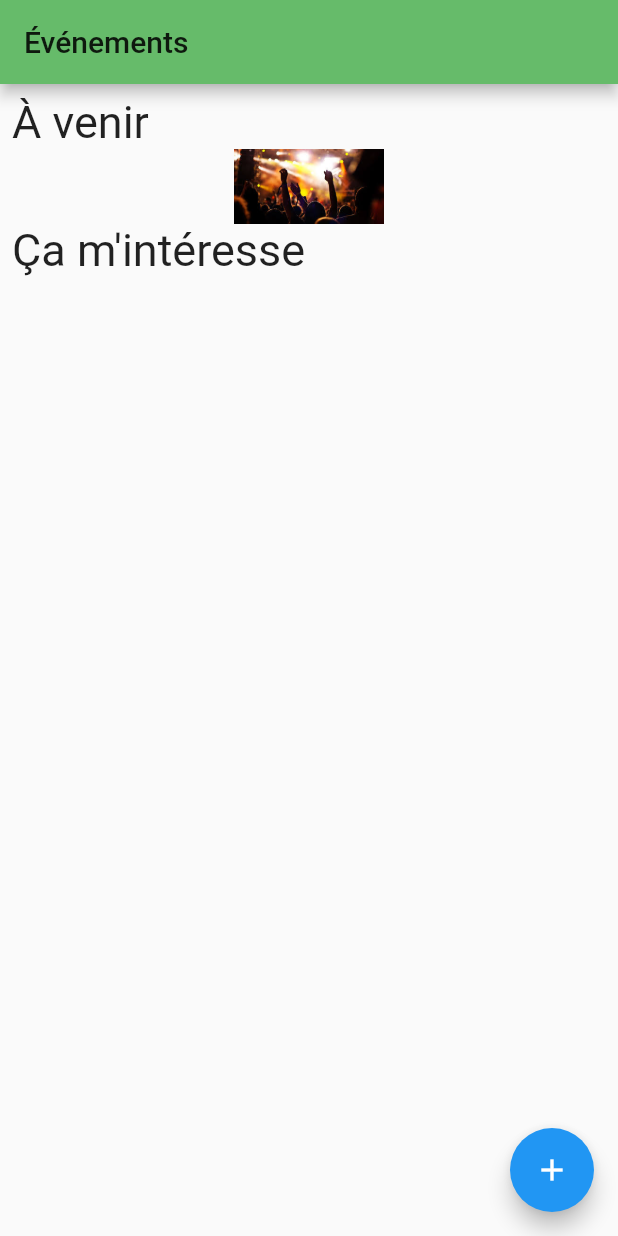
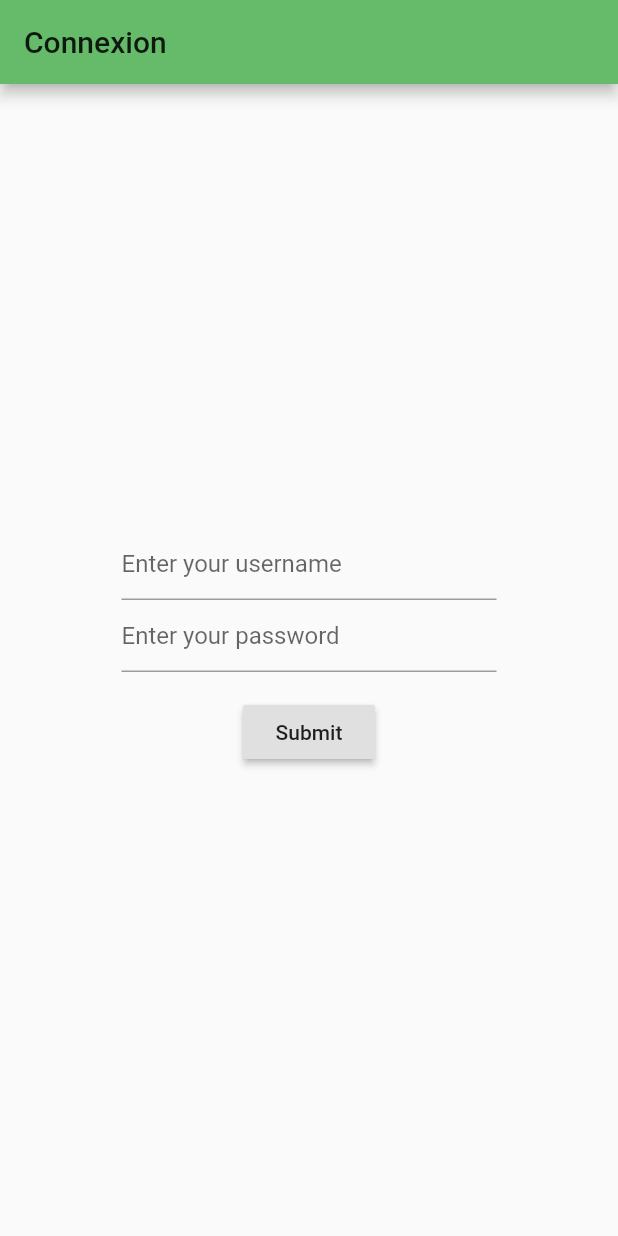
Before and after one commit to LeaferInc/mobile, a Flutter app: the screen it shows after launch, on a phone screen of 412 x 824 dp. Run offline on Flutter 3.47's test engine with Material 2 defaults, Android fonts, the phone set to English and light mode, and no system bars; our stand-ins replace datetime_picker_formfield, flutter_secure_storage, random_string; missing offline and left inert: flutter_picker.

Commit message:
login + collection from backend

```diff
--- /dev/null
+++ b/lib/auth.dart
@@ -0,0 +1,43 @@
+import 'dart:developer';
+
+import 'package:leafer/data/rest_ds.dart';
+
+enum AuthState { LOGGED_IN, LOGGED_OUT }
+
+abstract class AuthStateListener {
+  void onAuthStateChanged(AuthState state);
+}
+
+class AuthStateProvider {
+  static final AuthStateProvider _instance = new AuthStateProvider.internal();
+
+  List<AuthStateListener> _subscribers;
+
+  factory AuthStateProvider() => _instance;
+  AuthStateProvider.internal() {
+    _subscribers = new List<AuthStateListener>();
+    initState();
+  }
+
+  void initState() async {
+    var isLoggedIn = await RestDatasource.storage.read(key: "jwt");
+    if (isLoggedIn != null)
+      notify(AuthState.LOGGED_IN);
+    else
+      notify(AuthState.LOGGED_OUT);
+  }
+
+  void subscribe(AuthStateListener listener) {
+    _subscribers.add(listener);
+  }
+
+  void dispose(AuthStateListener listener) {
+    for (var l in _subscribers) {
+      if (l == listener) _subscribers.remove(l);
+    }
+  }
+
+  void notify(AuthState state) {
+    _subscribers.forEach((AuthStateListener s) => s.onAuthStateChanged(state));
+  }
+}
--- /dev/null
+++ b/lib/data/rest_ds.dart
@@ -0,0 +1,36 @@
+import 'dart:convert';
+import 'dart:developer';
+import 'dart:io';
+
+import 'package:flutter_secure_storage/flutter_secure_storage.dart';
+import 'package:leafer/models/plant.dart';
+import 'package:leafer/models/user.dart';
+// import 'package:leafer/utils/network_util.dart';
+import 'package:http/http.dart';
+import 'package:leafer/utils/network_util.dart';
+
+class RestDatasource {
+  NetworkUtil _netUtil = new NetworkUtil();
+  HttpClient _client = new HttpClient();
+  static final HOST = "http://10.0.2.2:3000";
+  static final LOGIN_ROUTE = "/auth/login";
+  static final COLLECTION_ROUTE = "/plant/search";
+  static final LOGIN_URL = HOST + LOGIN_ROUTE;
+  static final FlutterSecureStorage storage = new FlutterSecureStorage();
+
+  Future<User> login(String username, String password) {
+    return _netUtil
+        .post(LOGIN_URL,
+            headers: <String, String>{
+              'Content-Type': 'application/json; charset=UTF-8'
+            },
+            body: jsonEncode(
+                <String, String>{"username": username, "password": password}))
+        .then((dynamic res) {
+      storage.write(key: 'jwt', value: res["token"]);
+      return new User.map(res["user"]);
+    }).catchError((dynamic res) {
+      throw new Exception(res["error_msg"]);
+    });
+  }
+}
--- a/lib/main.dart
+++ b/lib/main.dart
@@ -1,8 +1,10 @@
 import 'package:flutter/material.dart';
 import 'package:flutter_localizations/flutter_localizations.dart';
-import 'package:leafer/pages/events.dart';
-import 'package:leafer/pages/event-form.dart';
-import './widgets/collection.dart';
+import 'package:leafer/data/rest_ds.dart';
+import 'package:leafer/screens/event_form.dart';
+import 'package:leafer/screens/events.dart';
+import 'package:leafer/screens/collection.dart';
+import 'package:leafer/screens/login_screen.dart';
 
 void main() => runApp(LeaferApp());
 
@@ -10,12 +12,12 @@ class LeaferApp extends StatelessWidget {
   @override
   Widget build(BuildContext context) {
     return MaterialApp(
-      theme: ThemeData(primaryColor: Colors.green[400]),
-      initialRoute: '/events',
+        initialRoute: '/login',
         routes: {
           '/collection': (context) => Collection(),
           '/events': (context) => Events(),
           '/events/create': (context) => EventForm(),
+          '/login': (context) => LoginScreen(),
         },
         localizationsDelegates: [
           GlobalMaterialLocalizations.delegate,
@@ -24,6 +26,6 @@ class LeaferApp extends StatelessWidget {
         supportedLocales: [
           const Locale('fr'),
         ],
-    );
+        theme: ThemeData(primaryColor: Colors.green[400]));
   }
 }
--- /dev/null
+++ b/lib/models/user.dart
@@ -0,0 +1,66 @@
+import 'dart:convert';
+
+class User {
+  int id;
+  String email;
+  String userName;
+  String firstName;
+  String lastName;
+  DateTime birthDate;
+  String biography;
+  int pictureId;
+
+  User({
+    this.id,
+    this.email,
+    this.userName,
+    this.firstName,
+    this.lastName,
+    this.birthDate,
+    this.biography,
+    this.pictureId,
+  });
+
+  User.map(dynamic obj) {
+    this.id = obj["id"];
+    this.email = obj["email"];
+    this.userName = obj["username"];
+    this.firstName = obj["firstname"];
+    this.lastName = obj["lastname"];
+    this.birthDate = obj["birthdate"];
+    this.biography = obj["biography"];
+    this.pictureId = obj["pictureId"];
+  }
+
+  Map<String, dynamic> toMap() {
+    return {
+      'id': id,
+      'email': email,
+      'userName': userName,
+      'firstName': firstName,
+      'lastName': lastName,
+      'birthDate': birthDate?.millisecondsSinceEpoch,
+      'biography': biography,
+      'pictureId': pictureId,
+    };
+  }
+
+  static User fromMap(Map<String, dynamic> map) {
+    if (map == null) return null;
+
+    return User(
+      id: map['id'],
+      email: map['email'],
+      userName: map['userName'],
+      firstName: map['firstName'],
+      lastName: map['lastName'],
+      birthDate: DateTime.fromMillisecondsSinceEpoch(map['birthDate']),
+      biography: map['biography'],
+      pictureId: map['pictureId'],
+    );
+  }
+
+  String toJson() => json.encode(toMap());
+
+  static User fromJson(String source) => fromMap(json.decode(source));
+}
--- a/lib/pages/event-form.dart
+++ b/lib/screens/event_form.dart
@@ -5,8 +5,8 @@ import 'package:datetime_picker_formfield/datetime_picker_formfield.dart';
 import 'package:flutter_picker/flutter_picker.dart';
 import 'package:leafer/models/event.dart';
 import 'package:leafer/models/location.dart';
-import 'package:leafer/services/event-service.dart';
-import 'package:leafer/services/utils.dart';
+import 'package:leafer/services/event_service.dart';
+import 'package:leafer/utils/utils.dart';
 
 class EventForm extends StatefulWidget {
   @override
--- a/lib/pages/events.dart
+++ b/lib/screens/events.dart
@@ -1,7 +1,7 @@
 import 'package:flutter/material.dart';
 import 'package:leafer/models/event.dart';
-import 'package:leafer/pages/event-form.dart';
-import 'package:leafer/services/event-service.dart';
+import 'package:leafer/screens/event_form.dart';
+import 'package:leafer/services/event_service.dart';
 
 class Events extends StatefulWidget {
   @override
--- /dev/null
+++ b/lib/screens/login_screen.dart
@@ -0,0 +1,128 @@
+import 'package:flutter/material.dart';
+import 'package:leafer/auth.dart';
+import 'package:leafer/models/user.dart';
+import 'package:leafer/screens/login_screen_presenter.dart';
+
+class LoginScreen extends StatefulWidget {
+  @override
+  State<StatefulWidget> createState() {
+    return new LoginScreenState();
+  }
+}
+
+class LoginScreenState extends State<LoginScreen>
+    implements LoginScreenContract, AuthStateListener {
+  BuildContext _ctx;
+
+  final _formKey = GlobalKey<FormState>();
+  final scaffoldKey = new GlobalKey<ScaffoldState>();
+  LoginScreenPresenter _presenter;
+  String _username, _password;
+
+  LoginScreenState() {
+    _presenter = new LoginScreenPresenter(this);
+    var authStateProvider = new AuthStateProvider();
+    authStateProvider.subscribe(this);
+  }
+
+  @override
+  onAuthStateChanged(AuthState state) {
+    if (state == AuthState.LOGGED_IN)
+      Navigator.of(_ctx).pushReplacementNamed("/collection");
+  }
+
+  @override
+  Widget build(BuildContext context) {
+    return Scaffold(
+      appBar: AppBar(
+        title: Text('Connexion'),
+      ),
+      key: scaffoldKey,
+      body: Stack(
+        children: <Widget>[_buildFormFields(context)],
+      ),
+    );
+  }
+
+  void _submit() {
+    final form = _formKey.currentState;
+
+    if (form.validate()) {
+      form.save();
+      _presenter.doLogin(_username, _password);
+    }
+  }
+
+  void _showSnackBar(String text) {
+    scaffoldKey.currentState
+        .showSnackBar(new SnackBar(content: new Text(text)));
+  }
+
+  Widget _buildFormFields(BuildContext context) {
+    _ctx = context;
+    return Center(
+      child: Container(
+        width: 250,
+        child: Form(
+          key: _formKey,
+          child: Column(
+            mainAxisAlignment: MainAxisAlignment.center,
+            crossAxisAlignment: CrossAxisAlignment.center,
+            children: <Widget>[
+              TextFormField(
+                decoration: const InputDecoration(
+                  hintText: 'Enter your username',
+                ),
+                validator: (value) {
+                  if (value.isEmpty) {
+                    return 'Please enter some text';
+                  }
+                  _username = value;
+                  return null;
+                },
+              ),
+              TextFormField(
+                decoration: const InputDecoration(
+                  hintText: 'Enter your password',
+                ),
+                obscureText: true,
+                validator: (value) {
+                  if (value.isEmpty) {
+                    return 'Please enter some text';
+                  }
+                  _password = value;
+                  return null;
+                },
+              ),
+              Padding(
+                padding: const EdgeInsets.symmetric(vertical: 16.0),
+                child: RaisedButton(
+                  onPressed: () {
+                    // Validate will return true if the form is valid, or false if
+                    // the form is invalid.
+                    if (_formKey.currentState.validate()) {
+                      _submit();
+                    }
+                  },
+                  child: Text('Submit'),
+                ),
+              ),
+            ],
+          ),
+        ),
+      ),
+    );
+  }
+
+  @override
+  void onLoginError(String errorTxt) {
+    _showSnackBar(errorTxt);
+  }
+
+  @override
+  void onLoginSuccess(User user) async {
+    _showSnackBar(user.toString());
+    var authStateProvider = new AuthStateProvider();
+    authStateProvider.notify(AuthState.LOGGED_IN);
+  }
+}
--- /dev/null
+++ b/lib/screens/login_screen_presenter.dart
@@ -0,0 +1,19 @@
+import 'package:leafer/data/rest_ds.dart';
+import 'package:leafer/models/user.dart';
+
+abstract class LoginScreenContract {
+  void onLoginSuccess(User user);
+  void onLoginError(String errorTxt);
+}
+
+class LoginScreenPresenter {
+  LoginScreenContract _view;
+  RestDatasource api = new RestDatasource();
+  LoginScreenPresenter(this._view);
+
+  doLogin(String username, String password) {
+    api.login(username, password).then((User user) {
+      _view.onLoginSuccess(user);
+    }).catchError((Object error) => _view.onLoginError(error.toString()));
+  }
+}
--- a/lib/services/event-service.dart
+++ b/lib/services/event_service.dart
@@ -3,7 +3,7 @@ import 'dart:convert';
 import 'package:flutter/foundation.dart';
 import 'package:http/http.dart';
 import 'package:leafer/models/event.dart';
-import 'package:leafer/services/utils.dart';
+import 'package:leafer/utils/utils.dart';
 
 class EventService {
   static const _BASE_URL = Utils.SERVER_URL + '/events/';
--- a/lib/services/utils.dart
+++ b/lib/utils/utils.dart
@@ -8,13 +8,12 @@ import 'package:intl/intl.dart';
 import 'package:leafer/models/location.dart';
 
 class Utils {
-  static const SERVER_URL = 'http://192.168.43.200:3000';
+  static const SERVER_URL = 'http://10.0.2.2:3000';
   static const String _ADDRESS_API_URL =
       'https://api-adresse.data.gouv.fr/search/?q=';
 
   static const Map<String, String> headers = {
-    HttpHeaders.contentTypeHeader: 'application/json',
-    HttpHeaders.acceptHeader: 'application/json',
+    'Content-Type': 'application/json; charset=UTF-8'
   };
 
   static final dateFormat = DateFormat('dd/MM/yyyy');
--- a/pubspec.yaml
+++ b/pubspec.yaml
@@ -25,6 +25,10 @@ dependencies:
   flutter_picker: ^1.1.3
   http: ^0.12.0+4
   random_words: ^1.0.2
+  postgres: ^2.1.1
+  path_provider: ^1.6.7
+  flutter_secure_storage: ^3.3.3
+  random_string: ^2.0.1
 
   # The following adds the Cupertino Icons font to your application.
   # Use with the CupertinoIcons class for iOS style icons.
```
Also changed, not shown: lib/models/plant.dart (+96 -11 lines), lib/screens/collection.dart (added, +100 -0 lines), lib/services/plant_service.dart (added, +56 -0 lines), lib/utils/network_util.dart (added, +40 -0 lines), lib/widgets/collection.dart (deleted, +0 -87 lines), pubspec.lock, 3 other files. Lines whose indentation alone changed are shown as unchanged.
